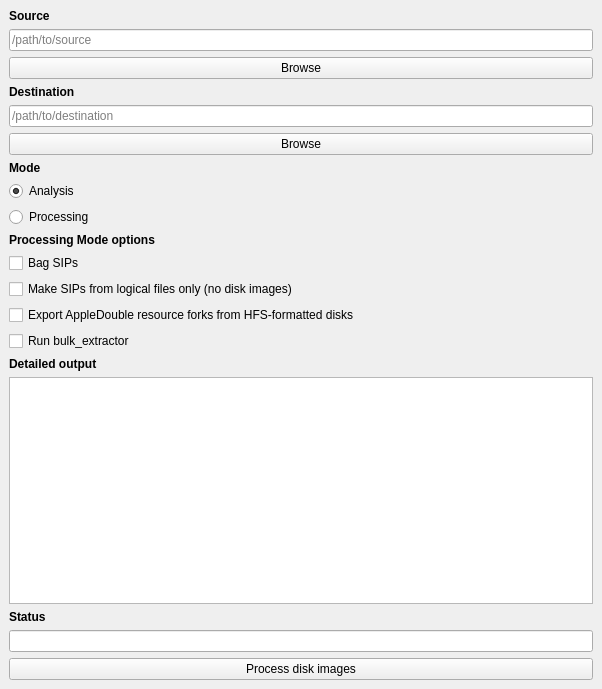
Qt form design.ui (CCA-Public/diskimageprocessor) before a commit.
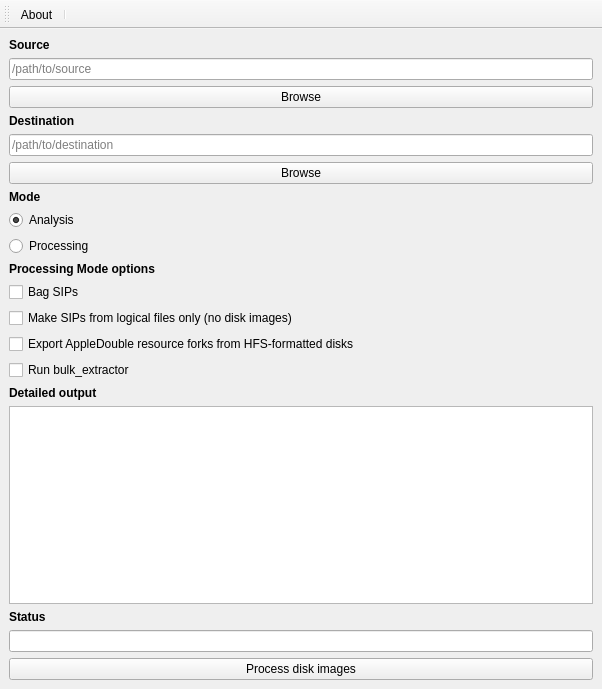
The same form after that commit.

Commit message: Add About dialog

```diff
--- a/design.ui
+++ b/design.ui
@@ -148,6 +148,32 @@
     </item>
    </layout>
   </widget>
+  <widget class="QToolBar" name="toolBar">
+   <property name="windowTitle">
+    <string>toolBar</string>
+   </property>
+   <attribute name="toolBarArea">
+    <enum>TopToolBarArea</enum>
+   </attribute>
+   <attribute name="toolBarBreak">
+    <bool>false</bool>
+   </attribute>
+   <addaction name="actionAbout"/>
+   <addaction name="separator"/>
+  </widget>
+  <action name="actionAbout">
+   <property name="text">
+    <string>About</string>
+   </property>
+   <property name="toolTip">
+    <string>&lt;html&gt;&lt;head/&gt;&lt;body&gt;&lt;p&gt;About Disk Image Processor&lt;/p&gt;&lt;/body&gt;&lt;/html&gt;</string>
+   </property>
+  </action>
+  <action name="actionFile">
+   <property name="text">
+    <string>File</string>
+   </property>
+  </action>
  </widget>
  <resources/>
  <connections/>
```
The commit also changes 2 other files.
